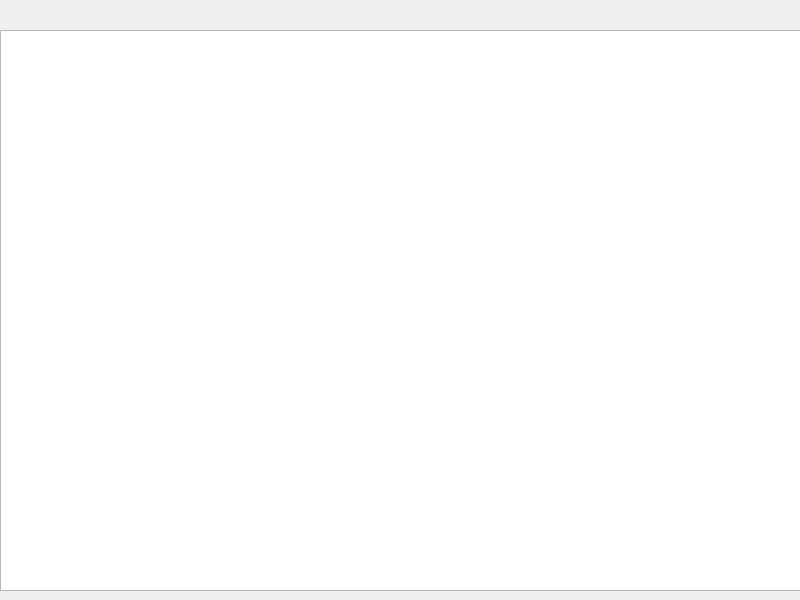
Before: the Qt Designer form scandre.ui in ahmedmgh67/coursetracking-cs2, drawn with Qt 5.
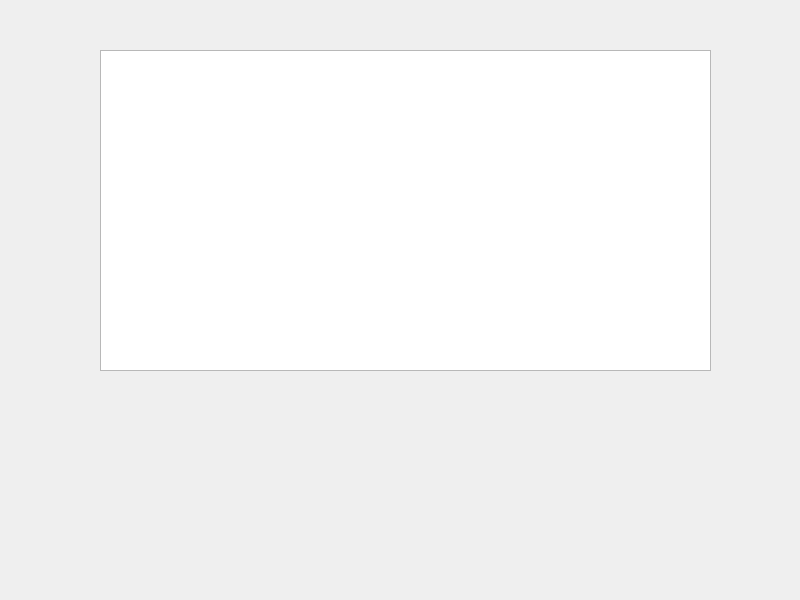
After: the same form once the commit is applied.

```diff
--- a/scandre.ui
+++ b/scandre.ui
@@ -16,10 +16,10 @@
   <widget class="QTableView" name="sc">
    <property name="geometry">
     <rect>
-     <x>0</x>
-     <y>30</y>
-     <width>801</width>
-     <height>561</height>
+     <x>100</x>
+     <y>50</y>
+     <width>611</width>
+     <height>321</height>
     </rect>
    </property>
   </widget>
```
